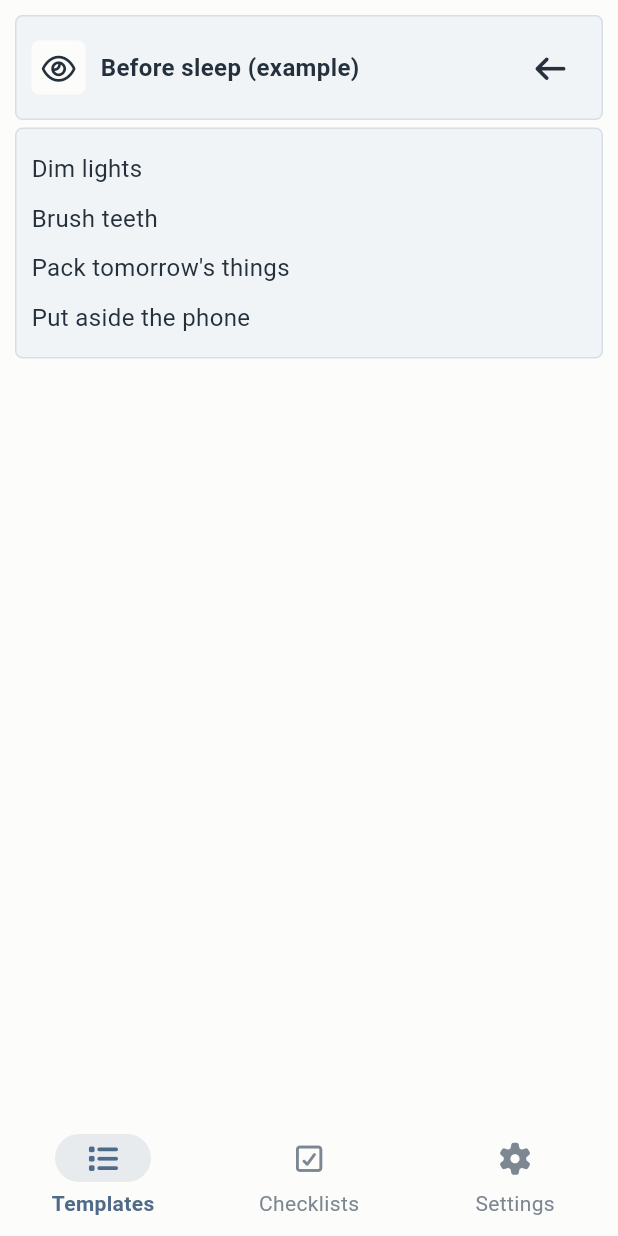
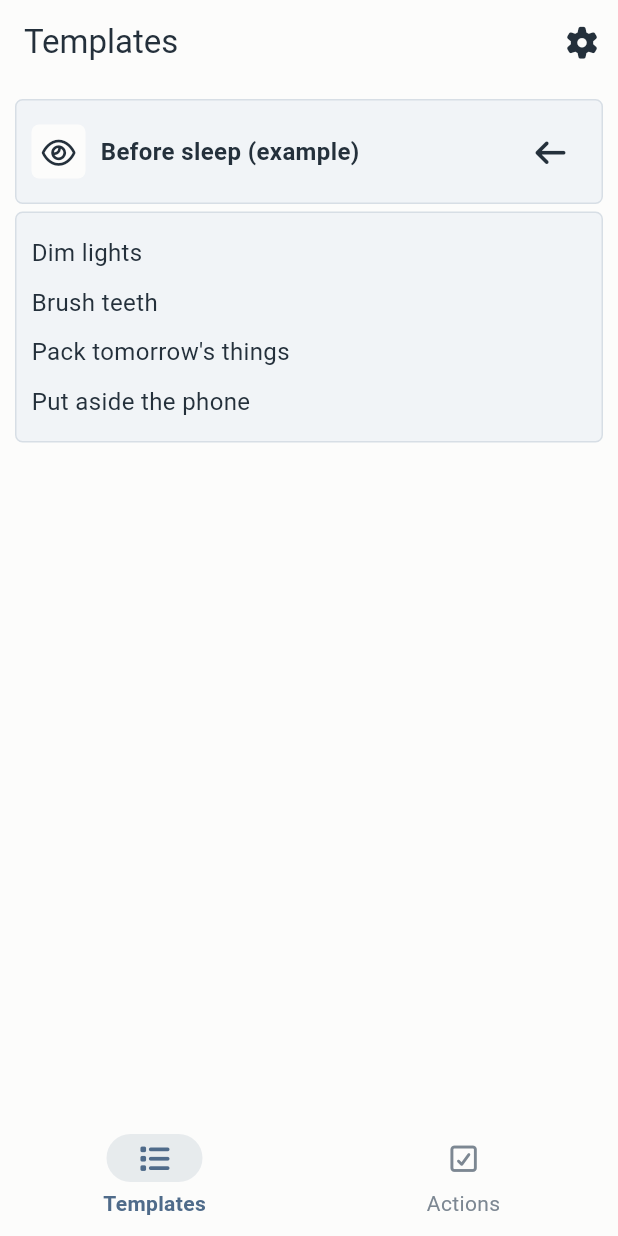
Before and after one commit to Jakob37/Checklist-templates-in-Flutter, a Flutter app: the ChecklistsScreen screen opened by its route, after a tap on "Templates", after a tap on "Load examples", after a tap on "Before sleep (example)", on a phone screen of 412 x 824 dp. Run offline on Flutter 3.47's test engine with Material 3 defaults, Android fonts, the phone set to English and light mode, and no system bars; our stand-ins replace file_picker, flutter_local_notifications, flutter_timezone, font_awesome_flutter, go_router, share_plus and 2 more; accounts and stored records are empty.

Commit message:
Focus shell on templates and actions

```diff
--- a/lib/app_version.dart
+++ b/lib/app_version.dart
@@ -1,3 +1,3 @@
-const String kAppVersionLabel = 'v1.1.1';
+const String kAppVersionLabel = 'v1.2.0';
 const String kAppChangelogUrl =
     'https://github.com/Jakob37/checklist-templates-in-flutter/blob/main/CHANGELOG.md';
--- a/lib/navigation/router.dart
+++ b/lib/navigation/router.dart
@@ -13,6 +13,10 @@ import '../theme/app_sizes.dart';
 final GoRouter appRouter = GoRouter(
   initialLocation: '/templates',
   routes: [
+    GoRoute(
+      path: '/settings',
+      builder: (context, state) => const _SettingsPage(),
+    ),
     ShellRoute(
       builder: (context, state, child) => MainShell(child: child),
       routes: [
@@ -40,10 +44,6 @@ final GoRouter appRouter = GoRouter(
           path: '/checklists',
           builder: (context, state) => const ChecklistsScreen(),
         ),
-        GoRoute(
-          path: '/settings',
-          builder: (context, state) => const SettingsScreen(),
-        ),
       ],
     ),
   ],
@@ -55,8 +55,12 @@ class MainShell extends StatelessWidget {
 
   int _locationToIndex(String location) {
     if (location.startsWith('/checklists')) return 1;
-    if (location.startsWith('/settings')) return 2;
     return 0;
+  }
+
+  String _titleForLocation(String location) {
+    if (location.startsWith('/checklists')) return 'Actions';
+    return 'Templates';
   }
 
   @override
@@ -65,10 +69,26 @@ class MainShell extends StatelessWidget {
     final index = _locationToIndex(location);
     final showBottomNav = !location.startsWith('/templates/edit');
 
+    if (!showBottomNav) {
+      return Scaffold(body: SafeArea(child: child));
+    }
+
     return Scaffold(
+      appBar: AppBar(
+        title: Text(_titleForLocation(location)),
+        actions: <Widget>[
+          IconButton(
+            tooltip: 'Settings',
+            onPressed: () => context.push('/settings'),
+            icon: const FaIcon(
+              FontAwesomeIcons.gear,
+              size: AppSizes.iconMedium,
+            ),
+          ),
+        ],
+      ),
       body: SafeArea(child: child),
-      bottomNavigationBar: showBottomNav
-          ? NavigationBar(
+      bottomNavigationBar: NavigationBar(
         selectedIndex: index,
         onDestinationSelected: (i) {
           switch (i) {
@@ -78,29 +98,31 @@ class MainShell extends StatelessWidget {
             case 1:
               context.go('/checklists');
               break;
-                  case 2:
-                    context.go('/settings');
-                    break;
           }
         },
         destinations: const [
           NavigationDestination(
-                  icon:
-                      FaIcon(FontAwesomeIcons.list, size: AppSizes.iconMedium),
+            icon: FaIcon(FontAwesomeIcons.list, size: AppSizes.iconMedium),
             label: 'Templates',
           ),
           NavigationDestination(
             icon: _ChecklistNavIcon(),
-                  label: 'Checklists',
-                ),
-                NavigationDestination(
-                  icon:
-                      FaIcon(FontAwesomeIcons.gear, size: AppSizes.iconMedium),
-                  label: 'Settings',
+            label: 'Actions',
           ),
         ],
-            )
-          : null,
+      ),
+    );
+  }
+}
+
+class _SettingsPage extends StatelessWidget {
+  const _SettingsPage();
+
+  @override
+  Widget build(BuildContext context) {
+    return Scaffold(
+      appBar: AppBar(title: const Text('Settings')),
+      body: const SafeArea(child: SettingsScreen()),
     );
   }
 }
--- a/lib/screens/checklists_screen.dart
+++ b/lib/screens/checklists_screen.dart
@@ -24,7 +24,7 @@ class ChecklistsScreen extends StatelessWidget {
     return ListView(
       children: [
         ScreenHeader(
-          title: 'Active checklists',
+          title: 'Actions',
           icon: const FaIcon(
             FontAwesomeIcons.squareCheck,
             size: AppSizes.iconMedium,
@@ -40,7 +40,7 @@ class ChecklistsScreen extends StatelessWidget {
               crossAxisAlignment: CrossAxisAlignment.start,
               children: [
                 const Text(
-                  'No active checklists',
+                  'No active actions',
                   style: TextStyle(
                     color: AppColors.light,
                     fontSize: AppSizes.textMinor,
--- a/pubspec.yaml
+++ b/pubspec.yaml
@@ -2,7 +2,7 @@ name: checklist_templates_flutter
 description: "Checklist Templates - Flutter port"
 publish_to: 'none'
 
-version: 1.1.1+3
+version: 1.2.0+4
 
 environment:
   sdk: '>=3.4.3 <4.0.0'
```
Also changed, not shown: 1 other file. Lines whose indentation alone changed are shown as unchanged.
